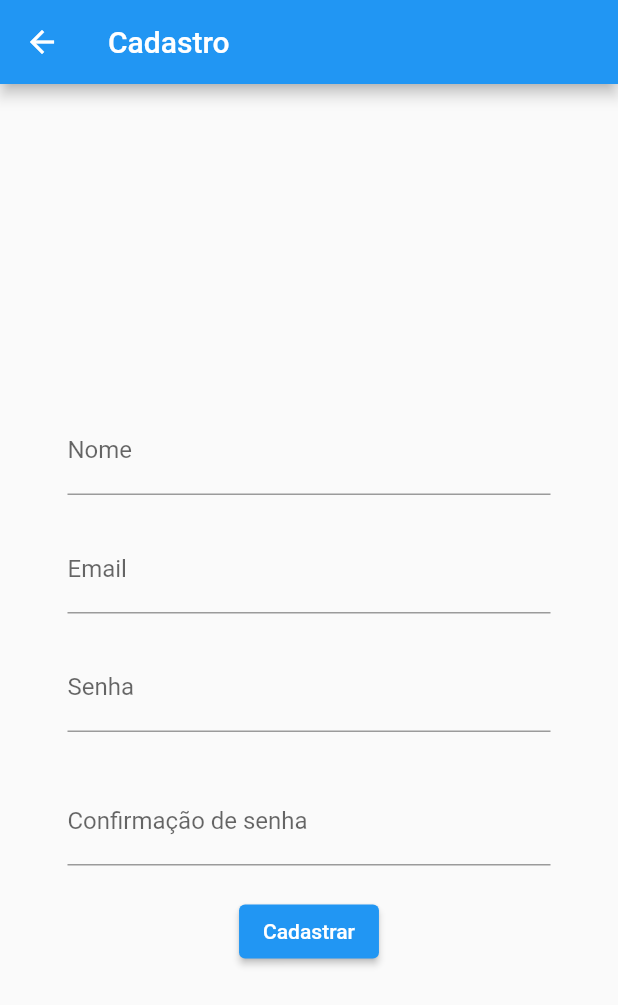
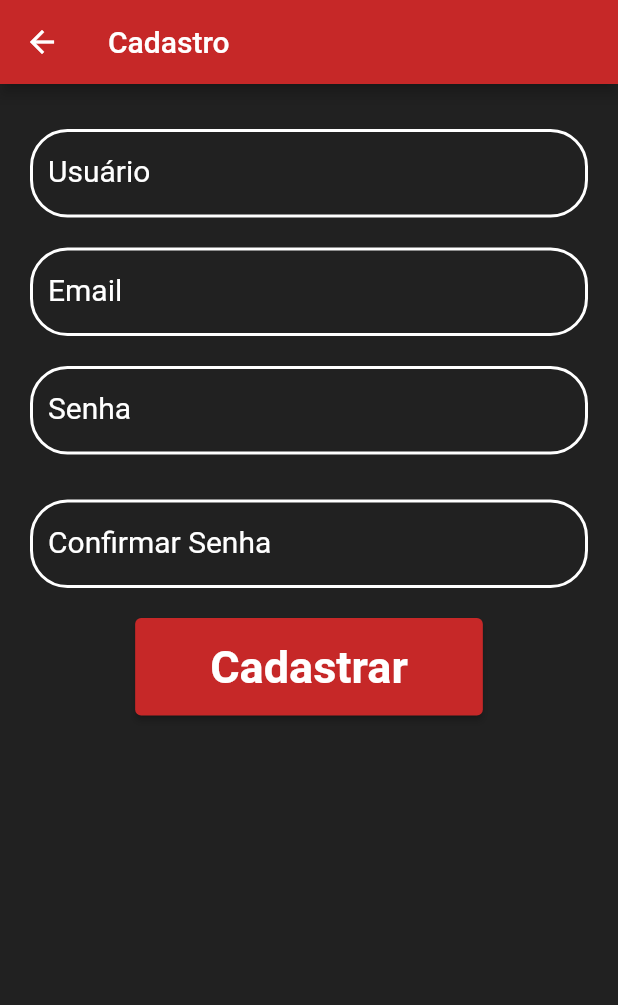
Before and after one commit to melo-gustavo/movies-app, a Flutter app: the screen it shows after launch, after a tap on "Cadastre-se", on a phone screen of 412 x 824 dp. Shown: the top 1005 px of the screen. Run offline on Flutter 3.47's test engine with Material 2 defaults, Android fonts, the phone set to English and light mode, and no system bars; our stand-ins replace cloud_firestore, firebase_auth, firebase_core; accounts and stored records are empty; network calls fail.

Commit message:
Adjustments layout login and create user

```diff
--- a/lib/create_user.dart
+++ b/lib/create_user.dart
@@ -22,33 +22,29 @@ class _CreateUser extends State<CreateUser> {
   @override
   Widget build(BuildContext context) {
     return Scaffold(
+      backgroundColor: Colors.grey[900],
       appBar: AppBar(
         title: Text('Cadastro'),
+        backgroundColor: Colors.red[800],
       ),
       body: SingleChildScrollView(
+        padding: EdgeInsets.fromLTRB(20, 30, 20, 30),
         child: SizedBox(
           width: MediaQuery.of(context).size.width,
           height: MediaQuery.of(context).size.height,
-          child: Padding(
-            padding: const EdgeInsets.all(45.0),
           child: Column(
-              mainAxisAlignment: MainAxisAlignment.center,
             children: [
               TextFormField(
                   controller: _nomeController,
                   keyboardType: TextInputType.name,
-                    decoration: InputDecoration(
-                      labelText: "Nome",
-                    )),
+                  decoration: inputDecoration("Usuário")),
               Container(
                 height: 20,
               ),
               TextFormField(
                   controller: _emailController,
                   keyboardType: TextInputType.emailAddress,
-                    decoration: InputDecoration(
-                      labelText: "Email",
-                    )),
+                  decoration: inputDecoration("Email")),
               Container(
                 height: 20,
               ),
@@ -56,7 +52,7 @@ class _CreateUser extends State<CreateUser> {
                 controller: _passwordController,
                 keyboardType: TextInputType.visiblePassword,
                 obscureText: true,
-                  decoration: InputDecoration(labelText: "Senha"),
+                decoration: inputDecoration("Senha"),
               ),
               Container(
                 height: 30,
@@ -64,9 +60,7 @@ class _CreateUser extends State<CreateUser> {
               TextFormField(
                   controller: _password2Controller,
                   keyboardType: TextInputType.name,
-                    decoration: InputDecoration(
-                      labelText: "Confirmação de senha",
-                    )),
+                  decoration: inputDecoration("Confirmar Senha")),
               Container(
                 height: 20,
               ),
@@ -74,6 +68,12 @@ class _CreateUser extends State<CreateUser> {
                   child: Text(
                     "Cadastrar",
                   ),
+                  style: ElevatedButton.styleFrom(
+                      backgroundColor: Colors.red[800],
+                      padding:
+                          EdgeInsets.symmetric(horizontal: 50, vertical: 15),
+                      textStyle:
+                          TextStyle(fontSize: 30, fontWeight: FontWeight.bold)),
                   onPressed: () {
                     if (_passwordController == _password2Controller) {
                       cadastrar();
@@ -90,7 +90,6 @@ class _CreateUser extends State<CreateUser> {
                 height: 20,
               ),
             ],
-            ),
           ),
         ),
       ),
@@ -125,4 +124,24 @@ class _CreateUser extends State<CreateUser> {
       }
     }
   }
+
+  InputDecoration inputDecoration(String labelText) {
+    return InputDecoration(
+      focusColor: Colors.red[800],
+      labelStyle: TextStyle(color: Colors.white, fontSize: 20),
+      labelText: labelText,
+      fillColor: Colors.red,
+      focusedBorder: OutlineInputBorder(
+        borderRadius: BorderRadius.circular(25.0),
+        borderSide: BorderSide(color: Colors.redAccent),
+      ),
+      enabledBorder: OutlineInputBorder(
+        borderRadius: BorderRadius.circular(25.0),
+        borderSide: BorderSide(
+          color: Colors.white,
+          width: 2.0,
+        ),
+      ),
+    );
   }
+}
--- a/lib/home.dart
+++ b/lib/home.dart
@@ -1,5 +1,6 @@
 import 'package:crud/add.dart';
 import 'package:crud/db/db.dart';
+import 'package:crud/main.dart';
 import 'package:crud/view.dart';
 import 'package:firebase_auth/firebase_auth.dart';
 import 'package:flutter/material.dart';
@@ -60,8 +61,7 @@ class _MyHomePageState extends State<MyHomePage> {
           IconButton(
               icon: Icon(Icons.logout),
               onPressed: () {
-                sair(); // widget.db.deleteMovie(widget.movie["id"]);
-                // Navigator.pop(context, true);
+                sair();
               })
         ],
       ),
@@ -111,6 +111,6 @@ class _MyHomePageState extends State<MyHomePage> {
 
   sair() async {
     _firebaseAuth.signOut().then((user) => Navigator.pushReplacement(
-        context, MaterialPageRoute(builder: (context) => Home())));
+        context, MaterialPageRoute(builder: (context) => MyApp())));
   }
 }
--- a/lib/main.dart
+++ b/lib/main.dart
@@ -1,5 +1,4 @@
 import 'dart:async';
-
 import 'package:crud/add.dart';
 import 'package:crud/create_user.dart';
 import 'package:crud/db/db.dart';
@@ -23,7 +22,6 @@ Future<void> main() async {
 class MyApp extends StatelessWidget {
   const MyApp({super.key});
 
-  // This widget is the root of your application.
   @override
   Widget build(BuildContext context) {
     return MaterialApp(
@@ -65,16 +63,6 @@ class _MyHomePageState extends State<MyHomePage> {
   @override
   initState() {
     super.initState();
-    // streamSubscription =
-    //     FirebaseAuth.instance.authStateChanges().listen((User? user) {
-    //   if (user == null) {
-    //     Navigator.pushReplacement(
-    //         context, MaterialPageRoute(builder: ((context) => MyApp())));
-    //   } else {
-    //     Navigator.pushReplacement(
-    //         context, MaterialPageRoute(builder: ((context) => Home())));
-    //   }
-    // });
     initialise();
   }
 
@@ -93,6 +81,7 @@ class _MyHomePageState extends State<MyHomePage> {
                 mainAxisAlignment: MainAxisAlignment.center,
                 children: [
                   TextFormField(
+                      style: TextStyle(color: Colors.white),
                       controller: _emailController,
                       keyboardType: TextInputType.emailAddress,
                       decoration: inputDecoration("Email")),
@@ -100,6 +89,7 @@ class _MyHomePageState extends State<MyHomePage> {
                     height: 20,
                   ),
                   TextFormField(
+                    style: TextStyle(color: Colors.white),
                     controller: _passwordController,
                     keyboardType: TextInputType.visiblePassword,
                     obscureText: true,
@@ -109,12 +99,19 @@ class _MyHomePageState extends State<MyHomePage> {
                     height: 30,
                   ),
                   ElevatedButton(
-                      child: Text(
-                        "Entrar",
-                      ),
-                      onPressed: () {
-                        login();
-                      }),
+                    child: Text(
+                      "Entrar",
+                    ),
+                    onPressed: () {
+                      login();
+                    },
+                    style: ElevatedButton.styleFrom(
+                        backgroundColor: Colors.red[800],
+                        padding:
+                            EdgeInsets.symmetric(horizontal: 50, vertical: 15),
+                        textStyle: TextStyle(
+                            fontSize: 30, fontWeight: FontWeight.bold)),
+                  ),
                   Container(
                     height: 20,
                   ),
@@ -124,6 +121,9 @@ class _MyHomePageState extends State<MyHomePage> {
                         TextButton.icon(
                           icon: Icon(Icons.people, size: 16),
                           label: Text('Cadastre-se'),
+                          style: TextButton.styleFrom(
+                            foregroundColor: Colors.red[800],
+                          ),
                           onPressed: () => Navigator.push(
                               context,
                               MaterialPageRoute(
@@ -132,6 +132,9 @@ class _MyHomePageState extends State<MyHomePage> {
                         TextButton.icon(
                           icon: Icon(Icons.replay_rounded, size: 16),
                           label: Text('Esqueceu sua senha ?'),
+                          style: TextButton.styleFrom(
+                            foregroundColor: Colors.red[800],
+                          ),
                           onPressed: () =>
                               Navigator.of(context).pushNamed('/ranking'),
                         ),
```
Lines whose indentation alone changed are shown as unchanged.
